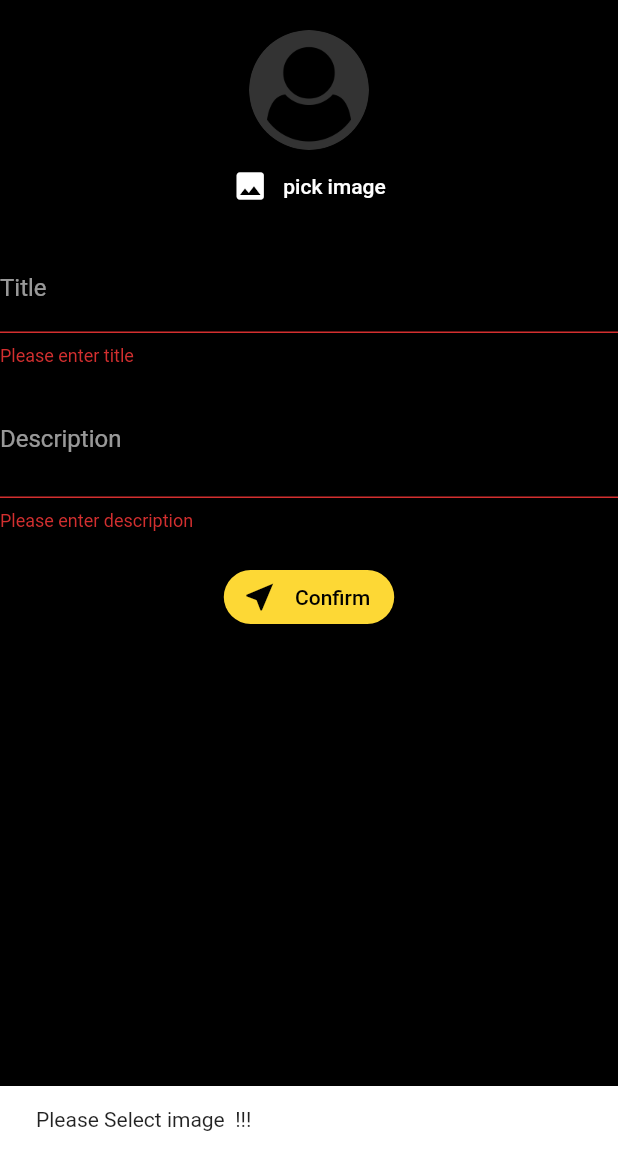
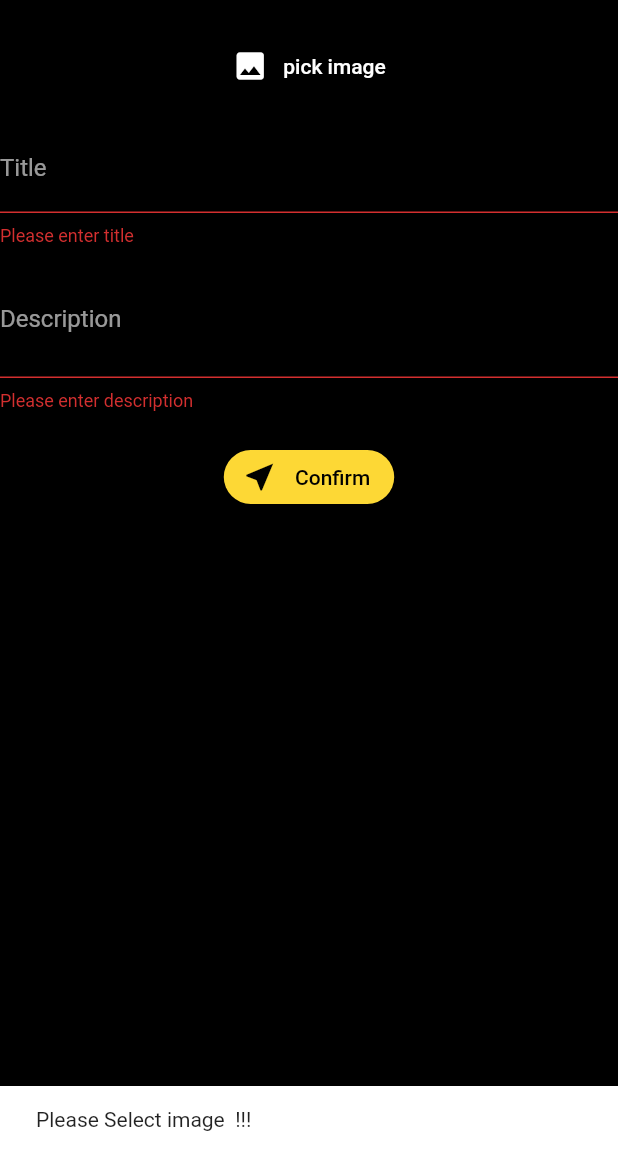
Before and after one commit to kanjiyakeyur/Courscate-Zujo, a Flutter app: the NewStatus screen opened by its route, after a tap on "Confirm", on a phone screen of 412 x 824 dp, the part 84-1236 px from its top. Run offline on Flutter 3.47's test engine with Material 2 defaults, Android fonts, the phone set to English and light mode, and no system bars; our stand-ins replace cloud_firestore, firebase_auth, firebase_storage, image_picker; accounts and stored records are empty; network calls fail.

Commit message:
Bug solved

```diff
--- a/lib/screens/homepage.dart
+++ b/lib/screens/homepage.dart
@@ -18,7 +18,6 @@ class HomeScreen extends StatelessWidget {
         }
         return ListView.builder(
             itemCount: data.length,
-            reverse: true,
             itemBuilder: (ctx, index) {
               return Padding(
                 padding: EdgeInsets.only(bottom: 20),
--- a/lib/screens/tabScreen.dart
+++ b/lib/screens/tabScreen.dart
@@ -1,6 +1,8 @@
+import 'package:courscate/providers/user.dart';
 import 'package:courscate/screens/myProfile.dart';
 import 'package:firebase_auth/firebase_auth.dart';
 import 'package:flutter/material.dart';
+import 'package:provider/provider.dart';
 import './homepage.dart';
 
 class TabScreen extends StatefulWidget {
@@ -29,6 +31,7 @@ class _TabScreenState extends State<TabScreen> {
 
   @override
   Widget build(BuildContext context) {
+    final user = Provider.of<User>(context);
     return Scaffold(
       appBar: AppBar(
         title: Text(
@@ -44,7 +47,8 @@ class _TabScreenState extends State<TabScreen> {
           if (_selectedPageIndex == 1)
             IconButton(
                 icon: Icon(Icons.exit_to_app),
-                onPressed: () {
+                onPressed: () async {
+                  user.logout();
                   FirebaseAuth.instance.signOut();
                 })
         ],
--- a/lib/widgets/auth__widget.dart
+++ b/lib/widgets/auth__widget.dart
@@ -67,7 +67,7 @@ class _AuthWidgetState extends State<AuthWidget> {
                 child: Column(
                   mainAxisSize: MainAxisSize.min,
                   children: <Widget>[
-                    if (!_isLogin) ImagePicker(_imagePicker),
+                    if (!_isLogin) ImagePicker(_imagePicker, true),
                     TextFormField(
                       key: ValueKey('email'),
                       keyboardType: TextInputType.emailAddress,
--- a/lib/widgets/newStatusform.dart
+++ b/lib/widgets/newStatusform.dart
@@ -49,7 +49,7 @@ class _NewFormStatusState extends State<NewFormStatus> {
                   SizedBox(
                     height: 20,
                   ),
-                  ImagePicker(_imagePicker),
+                  ImagePicker(_imagePicker, false),
                   SizedBox(height: 15),
                   TextFormField(
                     key: ValueKey('title'),
--- a/lib/widgets/pickerimage.dart
+++ b/lib/widgets/pickerimage.dart
@@ -3,7 +3,8 @@ import 'dart:io';
 import 'package:image_picker/image_picker.dart' as im;
 
 class ImagePicker extends StatefulWidget {
-  ImagePicker(this.imgPickerFn);
+  ImagePicker(this.imgPickerFn, this.newuser);
+  final bool newuser;
   final void Function(File pickedImage) imgPickerFn;
   @override
   _ImagePickerState createState() => _ImagePickerState();
@@ -72,6 +73,7 @@ class _ImagePickerState extends State<ImagePicker> {
       mainAxisAlignment: MainAxisAlignment.center,
       crossAxisAlignment: CrossAxisAlignment.center,
       children: <Widget>[
+        if (widget.newuser)
           CircleAvatar(
             radius: 40,
             backgroundImage: _pickedImage != null
@@ -79,6 +81,10 @@ class _ImagePickerState extends State<ImagePicker> {
                 : AssetImage(
                     'assets/images/user.png',
                   ),
+          ),
+        if (!widget.newuser && _pickedImage != null)
+          Container(
+            child: Image.file(_pickedImage),
           ),
         Row(
           crossAxisAlignment: CrossAxisAlignment.center,
```
Also changed, not shown: lib/providers/user.dart (+7 -0 lines), 12 other files. Lines whose indentation alone changed are shown as unchanged.
